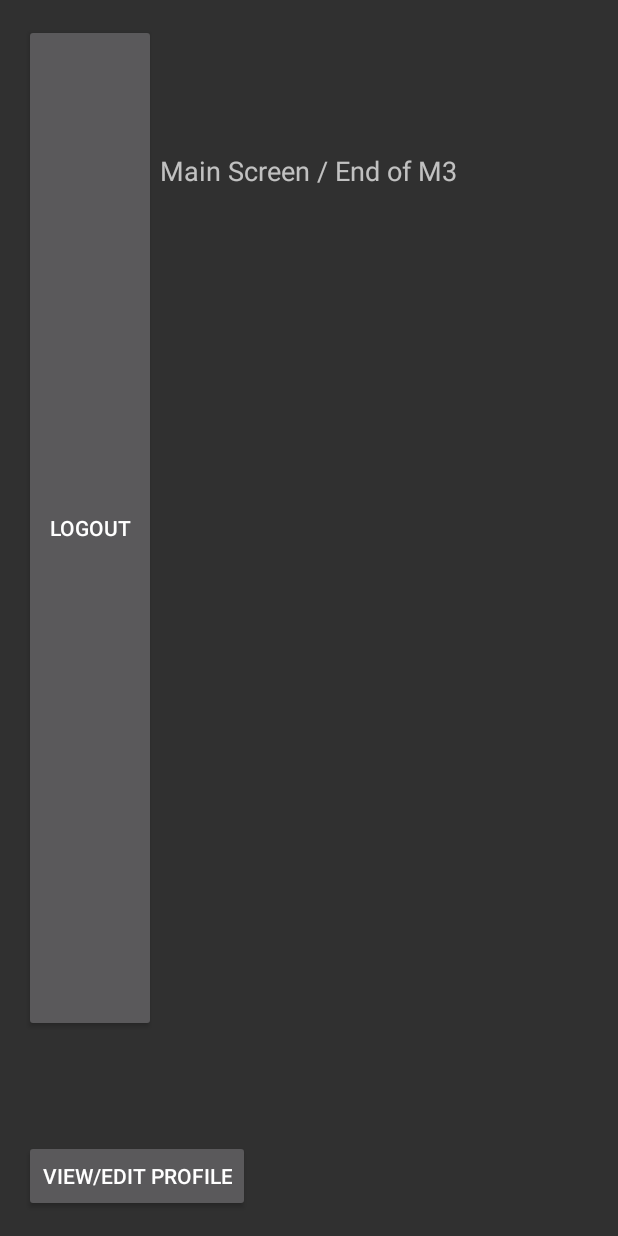
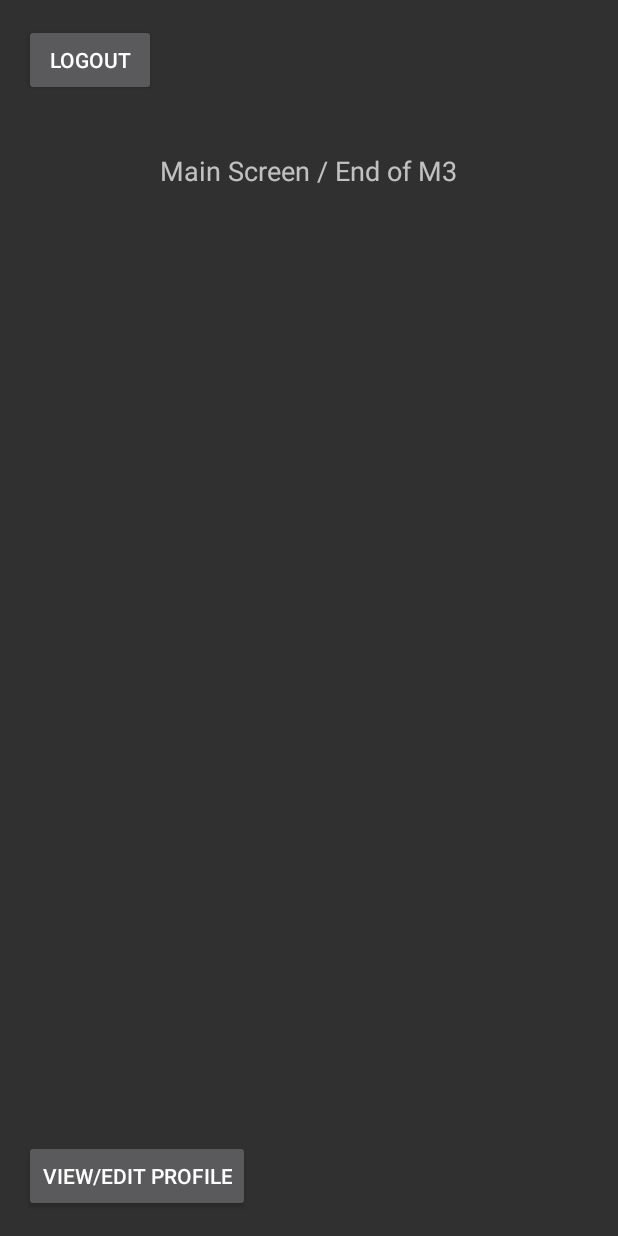
Before and after one commit to adityavishwanath/FreshAvocados, an Android app: the MainActivity screen opened directly, with no data from a screen before it, on a phone screen of 412 x 824 dp. Run offline under Robolectric (Android 15) with nearby library versions, the phone set to English and light mode, and no system bars.

Commit message:
fixed stretchy button on main activity

```diff
--- a/app/src/main/res/layout/activity_main.xml
+++ b/app/src/main/res/layout/activity_main.xml
@@ -14,13 +14,13 @@
         android:layout_height="wrap_content"
         android:text="@string/logout"
         android:id="@+id/logoutButton"
-        android:layout_alignParentBottom="true"
+        android:layout_alignParentBottom="false"
         android:layout_centerHorizontal="true"
         android:layout_marginBottom="120dp"
         android:enabled="true"
         android:clickable="true"
         android:onClick="onClickLogout"
-        android:layout_alignParentTop="true"
+        android:layout_alignParentTop="false"
         android:layout_alignParentStart="true" />
 
     <TextView
```
